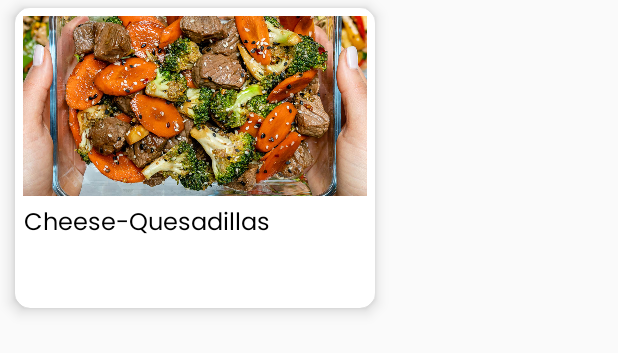
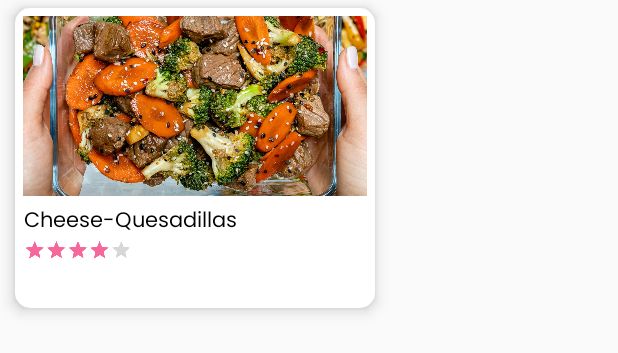
Before and after one commit to huyde140282/FinalPRM_H2M, an Android app: the layout food_horizontal.xml on its own in the app's theme, with its tools: preview values and no code run, on a phone screen of 412 x 824 dp. Shown: the top 353 px of the screen. Run offline under Robolectric (Android 15) with nearby library versions, the phone set to English and light mode, and no system bars; Roboto replaces fonts that are not available here.

```diff
--- a/app/src/main/java/adapter/FoodAdapter.java
+++ b/app/src/main/java/adapter/FoodAdapter.java
@@ -6,6 +6,7 @@ import android.view.LayoutInflater;
 import android.view.View;
 import android.view.ViewGroup;
 import android.widget.ImageView;
+import android.widget.RatingBar;
 import android.widget.TextView;
 
 import androidx.annotation.NonNull;
@@ -61,7 +62,7 @@ public class FoodAdapter extends RecyclerView.Adapter<FoodAdapter.FoodViewHoler>
                 .centerCrop()
                 .into(holder.imgFood);
         holder.txtFood.setText(food.getFoodName());
-
+        holder.ratingBar.setRating(food.getResId());
         holder.imgFood.setOnClickListener(new View.OnClickListener() {
             @Override
             public void onClick(View v) {
@@ -92,12 +93,13 @@ public class FoodAdapter extends RecyclerView.Adapter<FoodAdapter.FoodViewHoler>
     public class FoodViewHoler extends RecyclerView.ViewHolder{
         private ImageView imgFood;
         private TextView txtFood;
-
+        private RatingBar ratingBar;
         public FoodViewHoler(@NonNull View itemView) {
             super(itemView);
 
             imgFood = itemView.findViewById(R.id.img_food_rep);
             txtFood = itemView.findViewById(R.id.txt_foodname);
+            ratingBar = itemView.findViewById(R.id.rating_bar_control);
         }
     }
 }
--- a/app/src/main/res/layout/food_horizontal.xml
+++ b/app/src/main/res/layout/food_horizontal.xml
@@ -22,54 +22,33 @@
             android:layout_margin="5dp"
             android:src="@drawable/img1"/>
 
-        <TextView
-            android:id="@+id/txt_foodname"
-            android:layout_width="wrap_content"
-            android:layout_height="wrap_content"
-            android:fontFamily="@font/poppins"
-            android:paddingLeft="6dp"
-            android:text="Cheese-Quesadillas"
-            android:textSize="16sp"
-            android:textColor="#000000"/>
+
         <RelativeLayout
             android:layout_width="match_parent"
             android:layout_height="wrap_content">
-<!--        <RatingBar-->
-<!--            android:id="@+id/rating_bar_control"-->
-<!--            android:layout_width="wrap_content"-->
-<!--            android:layout_height="50dp"-->
-<!--            android:numStars="5"-->
-<!--            android:rating="3.5"-->
-<!--            android:stepSize="1"-->
-<!--            style="@style/foodRatingBar"-->
-<!--            android:scaleX="0.3"-->
-<!--            android:scaleY="0.3"-->
-<!--            android:layout_marginTop="-20dp"-->
-<!--            android:layout_marginStart="-78dp"-->
-<!--            android:textAlignment="textStart"/>-->
+            <TextView
+                android:id="@+id/txt_foodname"
+                android:layout_width="wrap_content"
+                android:layout_height="wrap_content"
+                android:fontFamily="@font/poppins"
+                android:paddingLeft="6dp"
+                android:text="Cheese-Quesadillas"
+                android:textSize="14sp"
+                android:textColor="#000000"/>
 
-
-<!--            <TextView-->
-<!--                android:id="@+id/calo_home"-->
-<!--                android:layout_width="wrap_content"-->
-<!--                android:layout_height="wrap_content"-->
-<!--                android:text="20"-->
-<!--                android:layout_marginLeft="-50dp"-->
-<!--                android:layout_marginRight="20dp"-->
-<!--                android:layout_toEndOf="@+id/rating_bar_control"/>-->
-<!--            <TextView-->
-<!--                android:id="@+id/carb_home"-->
-<!--                android:layout_width="wrap_content"-->
-<!--                android:layout_height="wrap_content"-->
-<!--                android:text="20"-->
-<!--                android:layout_marginRight="20dp"-->
-<!--                android:layout_toEndOf="@+id/calo_home"/>-->
-<!--            <TextView-->
-<!--                android:id="@+id/fat_home"-->
-<!--                android:layout_width="wrap_content"-->
-<!--                android:layout_height="wrap_content"-->
-<!--                android:text="20"-->
-<!--                android:layout_toEndOf="@+id/carb_home" />-->
+            <RatingBar
+                android:id="@+id/rating_bar_control"
+                android:layout_width="wrap_content"
+                android:layout_height="50dp"
+                android:numStars="5"
+                android:rating="3.5"
+                android:stepSize="1"
+                android:scaleX="0.3"
+                android:scaleY="0.3"
+                android:layout_marginTop="-18dp"
+                android:layout_marginStart="-78dp"
+                android:textAlignment="textStart"
+                android:layout_below="@+id/txt_foodname"/>
         </RelativeLayout>
     </LinearLayout>
 </androidx.cardview.widget.CardView>
```
